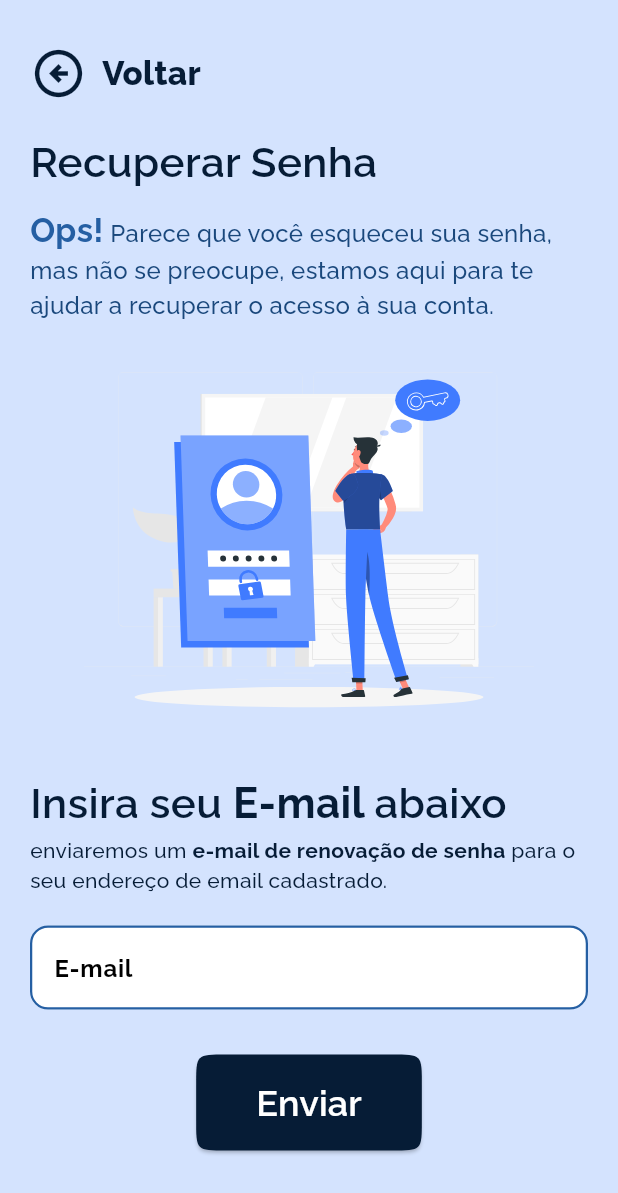
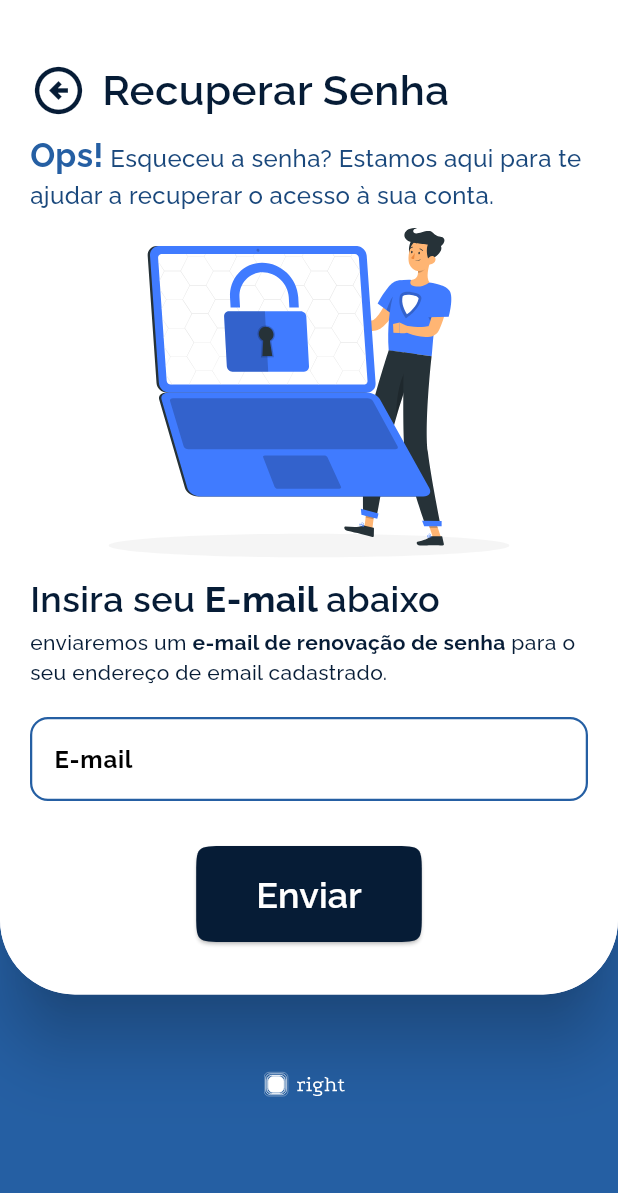
Before and after one commit to Franciscof11/Right, a Flutter app: the RecoverPasswordPage screen opened by its route, on a phone screen of 412 x 824 dp. Shown: the top 1193 px of the screen. Run offline on Flutter 3.47's test engine with Material 3 defaults, Android fonts, the phone set to English and light mode, and no system bars; our stand-ins replace another_flushbar, device_preview, flutter_heatmap_calendar, flutter_staggered_animations, flutter_svg, google_fonts and 1 more.

Commit message:
refac: recover page

```diff
--- a/lib/features/auth/application/presentation/pages/recover_password_page.dart
+++ b/lib/features/auth/application/presentation/pages/recover_password_page.dart
@@ -15,14 +15,30 @@ class _RecoverPasswordPageState extends State<RecoverPasswordPage> {
   @override
   Widget build(BuildContext context) {
     return Scaffold(
-      backgroundColor: LightColors().primaryContainer,
+      backgroundColor: LightColors().primary,
       body: SingleChildScrollView(
+        child: Column(
+          children: [
+            Material(
+              elevation: 20,
+              borderRadius: const BorderRadius.only(
+                bottomLeft: Radius.circular(50),
+                bottomRight: Radius.circular(50),
+              ),
+              child: Container(
+                decoration: const BoxDecoration(
+                  color: Colors.white,
+                  borderRadius: BorderRadius.only(
+                    bottomLeft: Radius.circular(50),
+                    bottomRight: Radius.circular(50),
+                  ),
+                ),
                 child: Padding(
                   padding: const EdgeInsets.symmetric(horizontal: 20),
                   child: Column(
                     children: [
                       const SizedBox(
-                height: 30,
+                        height: 40,
                       ),
                       Row(
                         children: [
@@ -38,21 +54,6 @@ class _RecoverPasswordPageState extends State<RecoverPasswordPage> {
                             width: 10,
                           ),
                           Text(
-                    'Voltar',
-                    style: GoogleFonts.raleway(
-                      color: LightColors().onPrimaryContainer,
-                      fontSize: 22,
-                      fontWeight: FontWeight.w800,
-                    ),
-                  ),
-                ],
-              ),
-              const SizedBox(
-                height: 20,
-              ),
-              Align(
-                alignment: Alignment.centerLeft,
-                child: Text(
                             'Recuperar Senha',
                             style: GoogleFonts.raleway(
                               color: LightColors().onPrimaryContainer,
@@ -60,9 +61,10 @@ class _RecoverPasswordPageState extends State<RecoverPasswordPage> {
                               fontWeight: FontWeight.w600,
                             ),
                           ),
+                        ],
                       ),
                       const SizedBox(
-                height: 10,
+                        height: 8,
                       ),
                       Text.rich(
                         TextSpan(
@@ -75,7 +77,7 @@ class _RecoverPasswordPageState extends State<RecoverPasswordPage> {
                           children: [
                             TextSpan(
                               text:
-                          ' Parece que você esqueceu sua senha, mas não se preocupe, estamos aqui para te ajudar a recuperar o acesso à sua conta.',
+                                  ' Esqueceu a senha? Estamos aqui para te ajudar a recuperar o acesso à sua conta.',
                               style: GoogleFonts.raleway(
                                 color: DarkColors().primaryContainer,
                                 fontSize: 16,
@@ -85,10 +87,16 @@ class _RecoverPasswordPageState extends State<RecoverPasswordPage> {
                           ],
                         ),
                       ),
+                      const SizedBox(
+                        height: 10,
+                      ),
                       SvgPicture.asset(
                         'assets/imgs/forgot_password.svg',
                         width: MediaQuery.of(context).size.width,
-                height: 300,
+                        height: 220,
+                      ),
+                      const SizedBox(
+                        height: 10,
                       ),
                       Align(
                         alignment: Alignment.centerLeft,
@@ -97,7 +105,7 @@ class _RecoverPasswordPageState extends State<RecoverPasswordPage> {
                             text: 'Insira seu ',
                             style: GoogleFonts.raleway(
                               color: LightColors().onPrimaryContainer,
-                      fontSize: 28,
+                              fontSize: 24,
                               fontWeight: FontWeight.w600,
                             ),
                             children: [
@@ -105,7 +113,7 @@ class _RecoverPasswordPageState extends State<RecoverPasswordPage> {
                                 text: 'E-mail ',
                                 style: GoogleFonts.raleway(
                                   color: LightColors().onPrimaryContainer,
-                          fontSize: 28,
+                                  fontSize: 24,
                                   fontWeight: FontWeight.bold,
                                 ),
                               ),
@@ -113,7 +121,7 @@ class _RecoverPasswordPageState extends State<RecoverPasswordPage> {
                                 text: 'abaixo',
                                 style: GoogleFonts.raleway(
                                   color: LightColors().onPrimaryContainer,
-                          fontSize: 28,
+                                  fontSize: 24,
                                   fontWeight: FontWeight.w600,
                                 ),
                               ),
@@ -142,7 +150,8 @@ class _RecoverPasswordPageState extends State<RecoverPasswordPage> {
                                 ),
                               ),
                               TextSpan(
-                        text: ' para o seu endereço de email cadastrado.',
+                                text:
+                                    ' para o seu endereço de email cadastrado.',
                                 style: GoogleFonts.raleway(
                                   color: LightColors().onPrimaryContainer,
                                   fontSize: 14,
@@ -168,7 +177,8 @@ class _RecoverPasswordPageState extends State<RecoverPasswordPage> {
                         alignment: Alignment.center,
                         child: ElevatedButton(
                           onPressed: () {
-                    Navigator.pushNamed(context, '/SuccessRecoverEmail');
+                            Navigator.pushNamed(
+                                context, '/SuccessRecoverEmail');
                           },
                           style: ElevatedButton.styleFrom(
                             shape: ContinuousRectangleBorder(
@@ -195,6 +205,17 @@ class _RecoverPasswordPageState extends State<RecoverPasswordPage> {
                   ),
                 ),
               ),
+            ),
+            const SizedBox(height: 30),
+            SvgPicture.asset(
+              'assets/imgs/logo_branca.svg',
+              width: 60,
+              height: 60,
+            ),
+            const SizedBox(height: 20),
+          ],
+        ),
+      ),
     );
   }
 }
--- a/lib/features/auth/application/presentation/pages/sign_up_page.dart
+++ b/lib/features/auth/application/presentation/pages/sign_up_page.dart
@@ -151,7 +151,7 @@ class _SignUpPageState extends State<SignUpPage> {
                           type: FormTypes.password,
                           isSecret: true,
                         ),
-                        const SizedBox(height: 50),
+                        const SizedBox(height: 55),
                         Align(
                           alignment: Alignment.center,
                           child: ElevatedButton(
@@ -194,14 +194,14 @@ class _SignUpPageState extends State<SignUpPage> {
                             ),
                           ),
                         ),
-                        const SizedBox(height: 40),
+                        const SizedBox(height: 50),
                       ],
                     ),
                   ),
                 ),
               ),
             ),
-            const SizedBox(height: 25),
+            const SizedBox(height: 30),
             SvgPicture.asset(
               'assets/imgs/logo_branca.svg',
               width: 60,
```
Also changed, not shown: assets/imgs/forgot_password.svg. Lines whose indentation alone changed are shown as unchanged.
